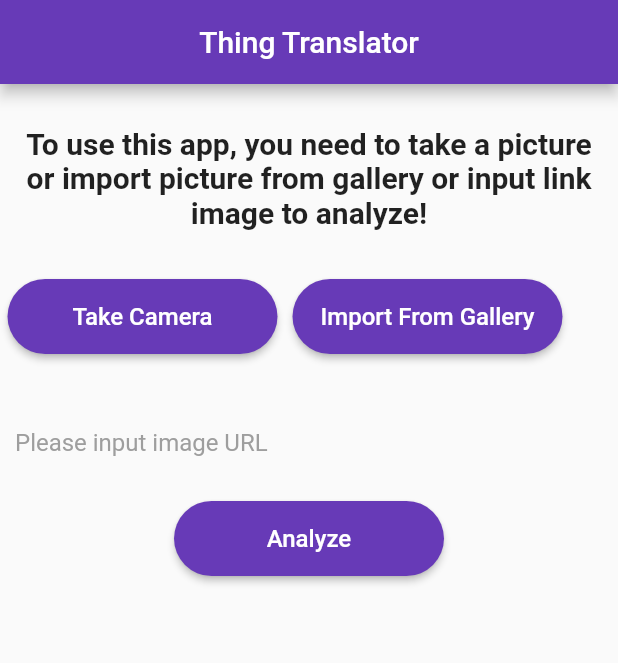
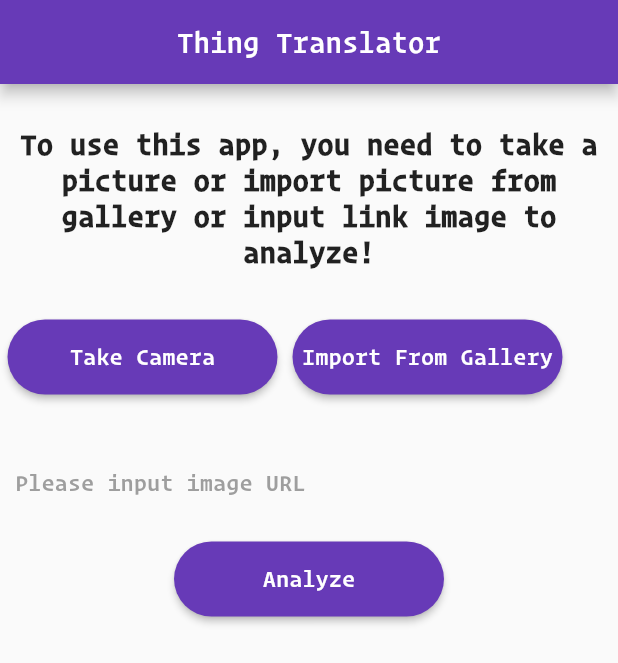
Before and after one commit to MonipichMP/thing_translator, a Flutter app: the screen it shows after launch, on a phone screen of 412 x 824 dp. Shown: the top 663 px of the screen. Run offline on Flutter 3.47's test engine with Material 2 defaults, Android fonts, the phone set to English and light mode, and no system bars; our stand-ins replace camera, image_picker; missing offline and left inert: esys_flutter_share.

Commit message:
add custom font

```diff
--- a/lib/home_page.dart
+++ b/lib/home_page.dart
@@ -69,7 +69,10 @@ class _HomePageState extends State<HomePage> {
 
     final appBar = AppBar(
       centerTitle: true,
-      title: Text("Thing Translator"),
+      title: Text("Thing Translator",
+      style: TextStyle(
+        fontFamily: "OperatorMono"
+      ),),
     );
 
     final buttonTakeCamera = CustomButton(title: "Take Camera", onPressed: () {
--- a/lib/main.dart
+++ b/lib/main.dart
@@ -10,6 +10,7 @@ class MyApp extends StatelessWidget {
       title: 'Things Translator',
       debugShowCheckedModeBanner: false,
       theme: ThemeData(
+        fontFamily: "OperatorMono",
         primaryColor: Colors.deepPurple[500],
         accentColor: Colors.yellow[500]
       ),
```
Also changed, not shown: pubspec.yaml (+5 -6 lines), assets/font/OperatorMono.ttf (added).
